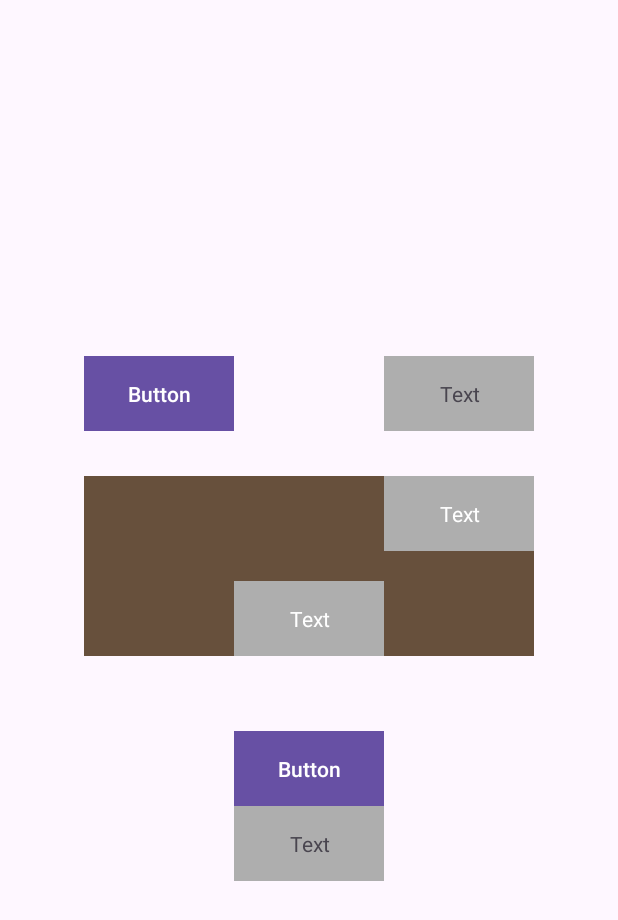
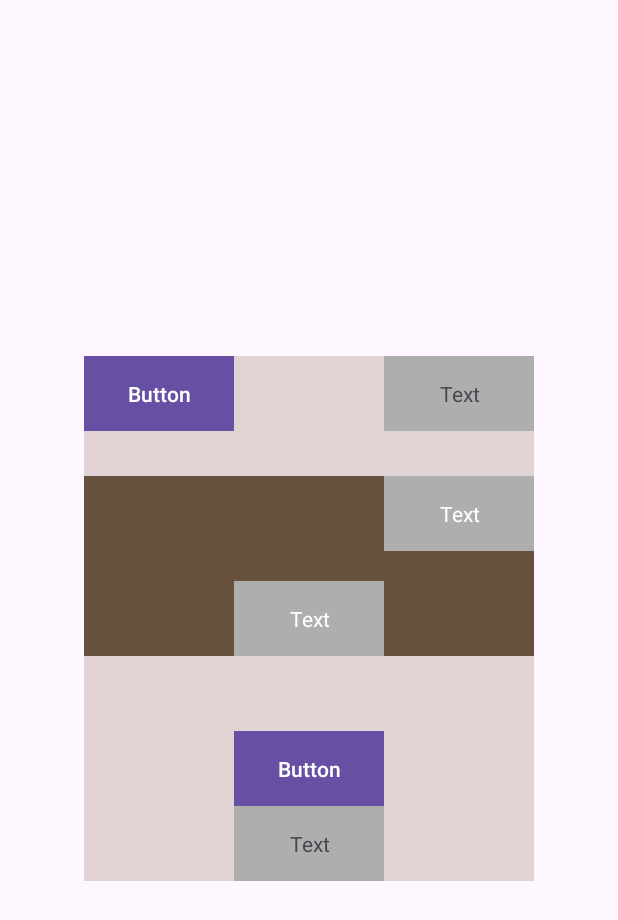
Before and after one commit to quietix/Mobile_Labs, an Android app: the screen it shows after launch (MainActivity), on a phone screen of 412 x 824 dp. Shown: the top 920 px of the screen. Run offline under Robolectric (Android 15) with nearby library versions, the light colour scheme and no system bars.

Commit message:
layout_1 added background

```diff
--- a/app/src/main/res/layout/layout_1.xml
+++ b/app/src/main/res/layout/layout_1.xml
@@ -8,6 +8,7 @@
         android:id="@+id/relativeLayout"
         android:layout_width="300dp"
         android:layout_height="350dp"
+        android:background="#E1D3D3"
         app:layout_constraintBottom_toBottomOf="parent"
         app:layout_constraintEnd_toEndOf="parent"
         app:layout_constraintStart_toStartOf="parent"
```
